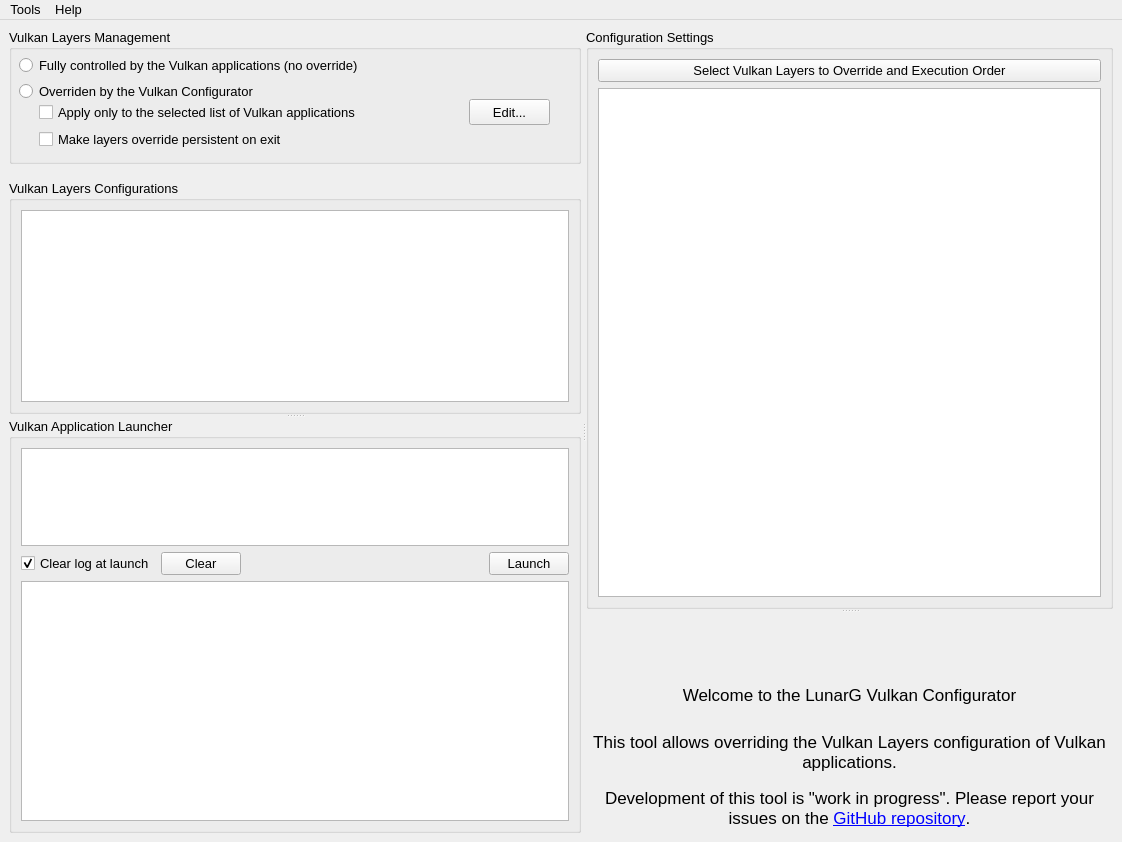
First picture: the form in vkconfig/mainwindow.ui, repository LunarG/VulkanTools, before the edit.
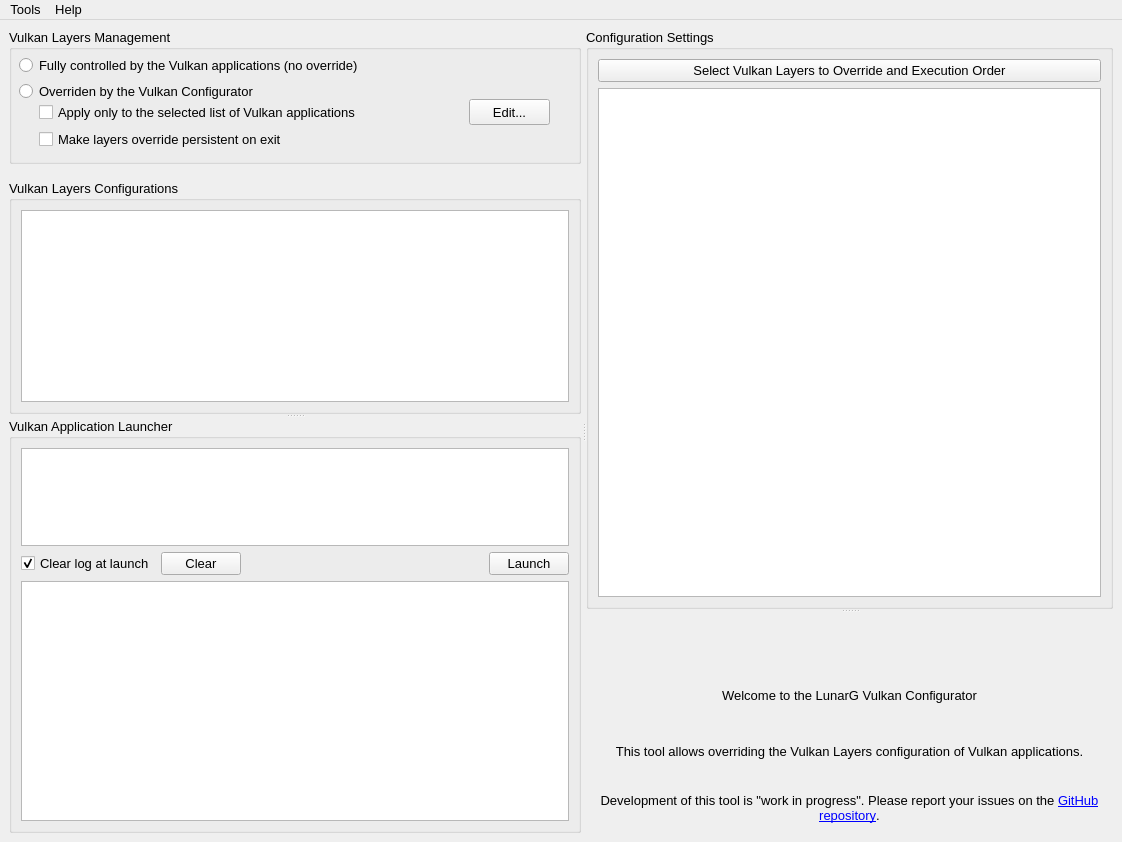
Second picture: the form after the edit. Icons and pictures are not drawn.

Commit message: vkconfig2: All dialogs Arial 10 point

Diff of the .ui file:
```diff
--- a/vkconfig/mainwindow.ui
+++ b/vkconfig/mainwindow.ui
@@ -494,7 +494,7 @@
              <property name="font">
               <font>
                <family>Arial</family>
-               <pointsize>13</pointsize>
+               <pointsize>10</pointsize>
               </font>
              </property>
              <property name="text">
@@ -513,7 +513,7 @@
              <property name="font">
               <font>
                <family>Arial</family>
-               <pointsize>13</pointsize>
+               <pointsize>10</pointsize>
               </font>
              </property>
              <property name="text">
@@ -535,7 +535,7 @@
              <property name="font">
               <font>
                <family>Arial</family>
-               <pointsize>13</pointsize>
+               <pointsize>10</pointsize>
               </font>
              </property>
              <property name="text">
```
Left out of the diff: 10 changed lines with no effect on the pictures. The commit also changes 7 other files.
